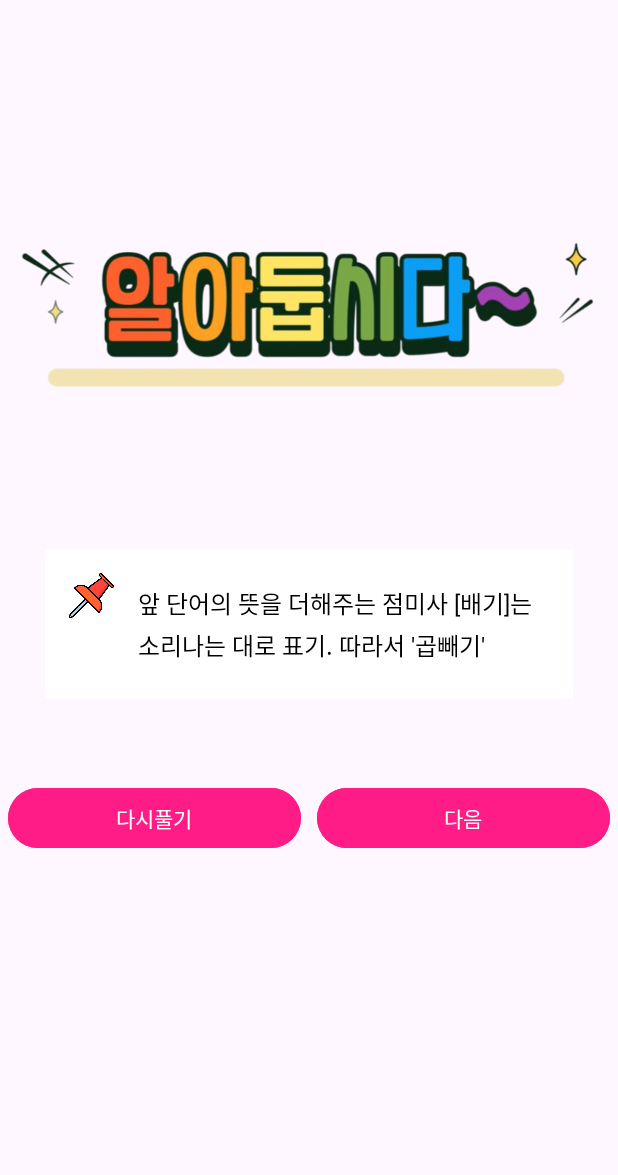
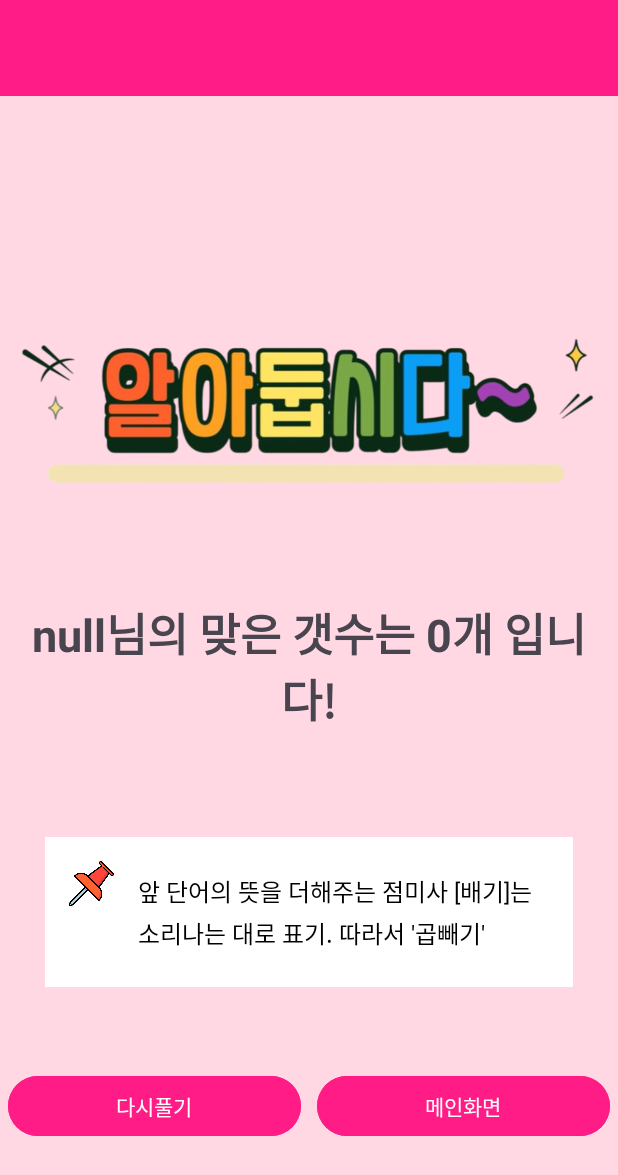
Before and after one commit to N-jongsik/QuizApp, an Android app: the ResultActivity screen opened directly, with no data from a screen before it, on a phone screen of 412 x 824 dp. Shown: the top 1175 px of the screen. Run offline under Robolectric (Android 15) with nearby library versions, the phone set to English and light mode, and no system bars.

Commit message:
fix: background color

```diff
--- a/app/src/main/java/com/example/quizapp/ResultActivity.kt
+++ b/app/src/main/java/com/example/quizapp/ResultActivity.kt
@@ -3,10 +3,10 @@ package com.example.quizapp
 import android.content.Intent
 import android.os.Bundle
 import android.widget.Button
+import android.widget.TextView
 import androidx.activity.enableEdgeToEdge
 import androidx.appcompat.app.AppCompatActivity
-import androidx.core.view.ViewCompat
-import androidx.core.view.WindowInsetsCompat
+
 
 class ResultActivity : AppCompatActivity() {
     override fun onCreate(savedInstanceState: Bundle?) {
@@ -14,10 +14,23 @@ class ResultActivity : AppCompatActivity() {
         enableEdgeToEdge()
         setContentView(R.layout.activity_result)
 
+        val correct = intent.getIntExtra("CORRECT",0)
+        val nickname = intent.getStringExtra("NICKNAME")
+        val textView = findViewById<TextView>(R.id.textView)
+
+        textView.text =  "${nickname}님의 맞은 갯수는 ${correct}개 입니다!"
+
+
         val buttonRetry = findViewById<Button>(R.id.buttonRetry)
 
         buttonRetry.setOnClickListener {
             navigateToQuizScreen()
+        }
+
+        val buttonNext = findViewById<Button>(R.id.buttonNext)
+
+        buttonNext.setOnClickListener {
+            navigateToMainScreen()
         }
     }
     private fun navigateToMainScreen() {
--- a/app/src/main/res/layout/activity_quiz.xml
+++ b/app/src/main/res/layout/activity_quiz.xml
@@ -5,7 +5,7 @@
     android:id="@+id/main"
     android:layout_width="match_parent"
     android:layout_height="match_parent"
-    android:background="@color/white"
+    android:background="?attr/colorTertiaryFixed"
     android:orientation="vertical"
     tools:context=".QuizActivity">
 
--- a/app/src/main/res/layout/activity_result.xml
+++ b/app/src/main/res/layout/activity_result.xml
@@ -5,8 +5,25 @@
     android:id="@+id/main"
     android:layout_width="match_parent"
     android:layout_height="match_parent"
+    android:background="?attr/colorTertiaryFixed"
     android:orientation="vertical"
     tools:context=".ResultActivity">
+
+    <com.google.android.material.appbar.AppBarLayout
+        android:layout_width="match_parent"
+        android:layout_height="wrap_content"
+        android:theme="@style/ThemeOverlay.AppCompat.Dark.ActionBar">
+
+        <androidx.appcompat.widget.Toolbar
+            android:id="@+id/toolbar"
+            android:layout_width="match_parent"
+            android:layout_height="?attr/actionBarSize"
+            android:background="?attr/colorPrimary"
+            android:backgroundTint="#FF1C87"
+            android:elevation="6dp"
+            android:theme="@style/ThemeOverlay.AppCompat.Light"
+            app:titleTextColor="@android:color/white" />
+    </com.google.android.material.appbar.AppBarLayout>
 
     <ImageView
         android:id="@+id/imageView"
@@ -14,6 +31,16 @@
         android:layout_height="wrap_content"
         android:layout_marginTop="100dp"
         app:srcCompat="@drawable/youknow" />
+
+    <TextView
+        android:id="@+id/textView"
+        android:layout_width="match_parent"
+        android:layout_height="wrap_content"
+        android:layout_margin="20dp"
+        android:gravity="center"
+        android:text="TextView"
+        android:textSize="30sp"
+        android:textStyle="bold" />
 
 
     <LinearLayout
@@ -69,7 +96,7 @@
             android:layout_margin="5dp"
             android:layout_weight="1"
             android:backgroundTint="#FF1C87"
-            android:text="다음" />
+            android:text="메인화면" />
     </LinearLayout>
 
 </LinearLayout>
```
Also changed, not shown: app/src/main/java/com/example/quizapp/QuizActivity.kt (+7 -2 lines), app/src/main/res/layout/activity_main.xml (+10 -8 lines).
